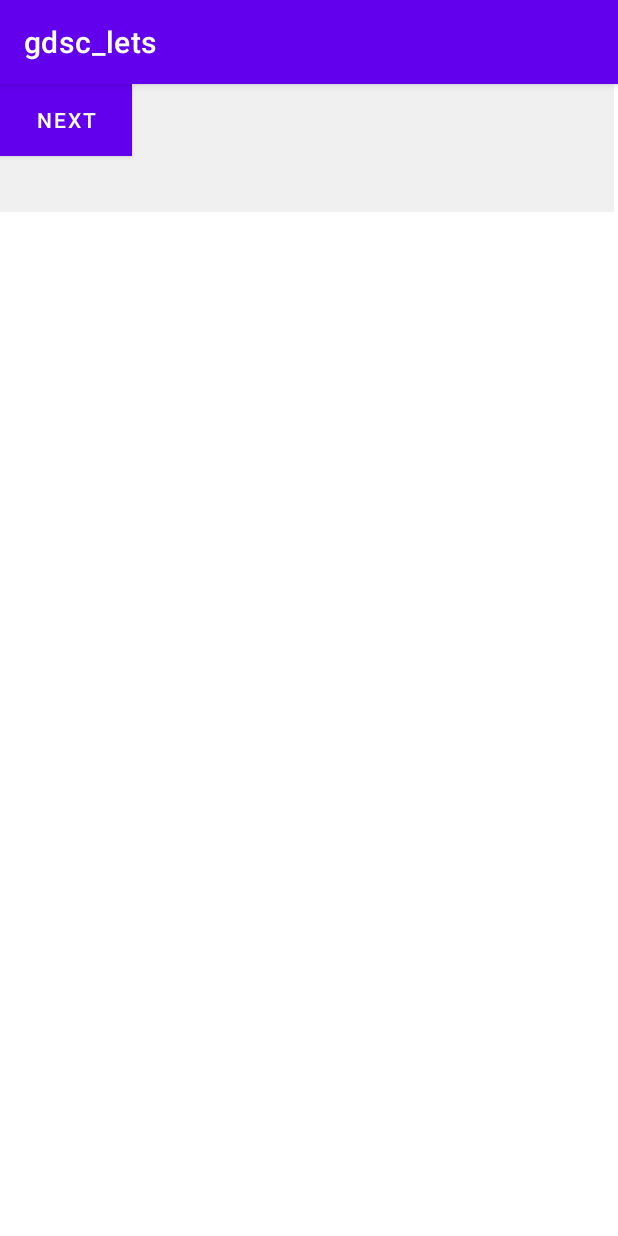
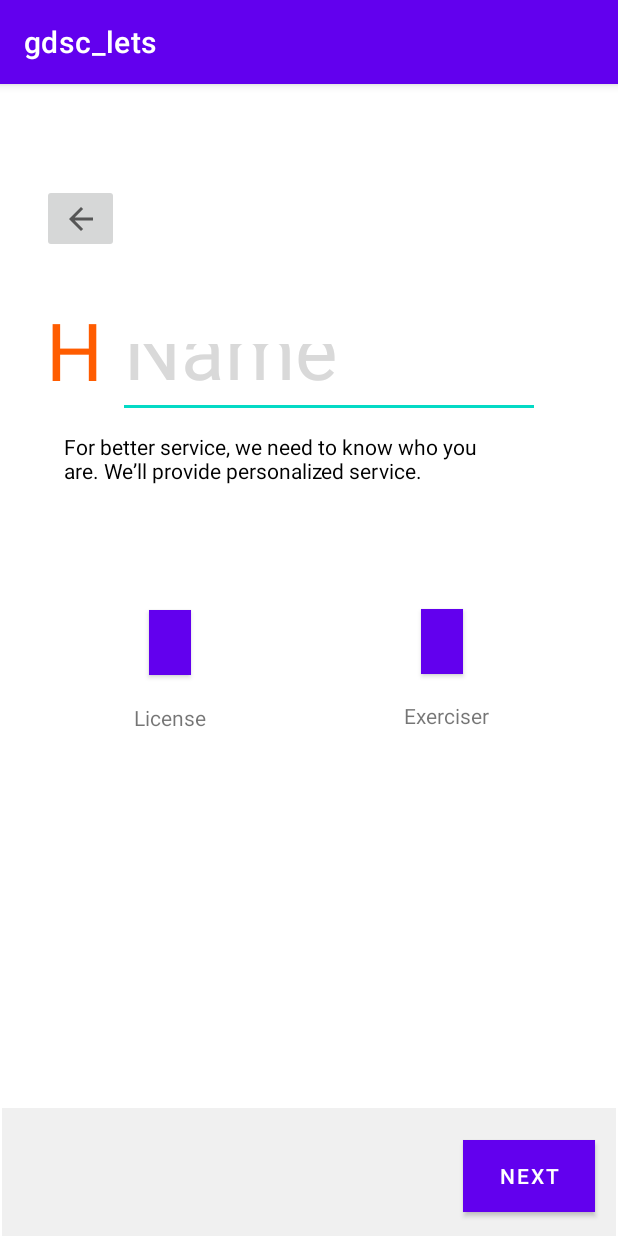
Before and after one commit to Haeji-Cho/gdsc-lets, an Android app: the screen it shows after launch (MainActivity), on a phone screen of 412 x 824 dp. Run offline under Robolectric (Android 15) with nearby library versions, the phone set to English and light mode, and no system bars.

Commit message:
버튼으로 화면 전환

```diff
--- a/app/build.gradle
+++ b/app/build.gradle
@@ -4,12 +4,12 @@ plugins {
 
 android {
     namespace 'com.example.gdsc_lets'
-    compileSdk 32
+    compileSdk 33
 
     defaultConfig {
         applicationId "com.example.gdsc_lets"
         minSdk 21
-        targetSdk 32
+        targetSdk 33
         versionCode 1
         versionName "1.0"
 
--- a/app/src/main/java/com/example/gdsc_lets/MainActivity.java
+++ b/app/src/main/java/com/example/gdsc_lets/MainActivity.java
@@ -2,7 +2,10 @@ package com.example.gdsc_lets;
 
 import androidx.appcompat.app.AppCompatActivity;
 
+import android.content.Intent;
 import android.os.Bundle;
+import android.view.View;
+import android.widget.Button;
 
 public class MainActivity extends AppCompatActivity {
 
@@ -10,5 +13,15 @@ public class MainActivity extends AppCompatActivity {
     protected void onCreate(Bundle savedInstanceState) {
         super.onCreate(savedInstanceState);
         setContentView(R.layout.activity_main);
+
+        Button button5=findViewById(R.id.button5);
+        button5.setOnClickListener(new View.OnClickListener() {
+            @Override
+            public void onClick(View view) {
+                Intent intent=new Intent(getApplicationContext(),MainActivity2.class);
+                startActivity(intent);
+            }
+        });
     }
+
 }
--- a/app/src/main/res/layout/activity_main.xml
+++ b/app/src/main/res/layout/activity_main.xml
@@ -15,28 +15,40 @@
         android:text="Name"
         android:textColor="#D9D9D9"
         android:textSize="80px"
-        tools:layout_editor_absoluteX="90dp"
-        tools:layout_editor_absoluteY="115dp"
+        app:layout_constraintBottom_toTopOf="@+id/textView4"
+        app:layout_constraintEnd_toEndOf="parent"
+        app:layout_constraintHorizontal_bias="0.0"
+        app:layout_constraintStart_toEndOf="@+id/textView3"
+        app:layout_constraintTop_toTopOf="parent"
+        app:layout_constraintVertical_bias="0.945"
         tools:ignore="MissingConstraints" />
 
     <ImageButton
         android:id="@+id/imageButton"
-        android:layout_width="wrap_content"
-        android:layout_height="wrap_content"
+        android:layout_width="51dp"
+        android:layout_height="46dp"
+        android:layout_marginTop="16dp"
+        app:layout_constraintBottom_toTopOf="@+id/editTextTextPersonName"
+        app:layout_constraintEnd_toEndOf="parent"
+        app:layout_constraintHorizontal_bias="0.077"
+        app:layout_constraintStart_toStartOf="parent"
+        app:layout_constraintTop_toTopOf="parent"
         app:srcCompat="?attr/actionModeCloseDrawable"
-        tools:layout_editor_absoluteX="4dp"
-        tools:layout_editor_absoluteY="3dp"
         tools:ignore="MissingConstraints" />
 
     <TextView
         android:id="@+id/textView3"
         android:layout_width="48dp"
         android:layout_height="61dp"
+        android:layout_marginTop="112dp"
         android:text="Hi,"
         android:textColor="#FF5C00"
         android:textSize="80px"
-        tools:layout_editor_absoluteX="42dp"
-        tools:layout_editor_absoluteY="124dp"
+        app:layout_constraintBottom_toTopOf="@+id/textView4"
+        app:layout_constraintEnd_toEndOf="parent"
+        app:layout_constraintHorizontal_bias="0.085"
+        app:layout_constraintStart_toStartOf="parent"
+        app:layout_constraintTop_toTopOf="parent"
         tools:ignore="MissingConstraints" />
 
     <TextView
@@ -46,29 +58,41 @@
         android:text="For better service, we need to know who you
         are. We’ll provide personalized service."
         android:textColor=" #000000"
-        tools:layout_editor_absoluteX="42dp"
-        tools:layout_editor_absoluteY="188dp"
+        app:layout_constraintBottom_toTopOf="@+id/button"
+        app:layout_constraintEnd_toEndOf="parent"
+        app:layout_constraintHorizontal_bias="0.494"
+        app:layout_constraintStart_toStartOf="parent"
+        app:layout_constraintTop_toTopOf="parent"
+        app:layout_constraintVertical_bias="0.856"
         tools:ignore="MissingConstraints" />
 
     <Button
         android:id="@+id/button"
         android:layout_width="142dp"
         android:layout_height="134dp"
+        android:background="#00000000"
         android:text=""
-        android:background="#00000000"
-        tools:layout_editor_absoluteX="42dp"
-        tools:layout_editor_absoluteY="276dp"
+        app:layout_constraintBottom_toBottomOf="parent"
 
+        app:layout_constraintEnd_toEndOf="parent"
+        app:layout_constraintHorizontal_bias="0.156"
+        app:layout_constraintStart_toStartOf="parent"
+        app:layout_constraintTop_toTopOf="parent"
+        app:layout_constraintVertical_bias="0.499"
         tools:ignore="MissingConstraints" />
 
     <Button
         android:id="@+id/button2"
         android:layout_width="142dp"
         android:layout_height="134dp"
+        android:background="#00000000"
         android:text=""
-        android:background="#00000000"
-        tools:layout_editor_absoluteX="226dp"
-        tools:layout_editor_absoluteY="276dp"
+        app:layout_constraintBottom_toBottomOf="parent"
+        app:layout_constraintEnd_toEndOf="parent"
+        app:layout_constraintHorizontal_bias="0.494"
+        app:layout_constraintStart_toEndOf="@+id/button"
+        app:layout_constraintTop_toTopOf="parent"
+        app:layout_constraintVertical_bias="0.499"
         tools:ignore="MissingConstraints" />
 
     <Button
@@ -76,8 +100,11 @@
         android:layout_width="28dp"
         android:layout_height="43dp"
         android:background="@color/black"
-        tools:layout_editor_absoluteX="99dp"
-        tools:layout_editor_absoluteY="303dp"
+        app:layout_constraintBottom_toBottomOf="@+id/button"
+        app:layout_constraintEnd_toEndOf="@+id/button"
+        app:layout_constraintStart_toStartOf="@+id/button"
+        app:layout_constraintTop_toTopOf="@+id/button"
+        app:layout_constraintVertical_bias="0.373"
         tools:ignore="MissingConstraints" />
 
     <Button
@@ -85,8 +112,12 @@
         android:layout_width="28dp"
         android:layout_height="43dp"
         android:background="@color/black"
-        tools:layout_editor_absoluteX="283dp"
-        tools:layout_editor_absoluteY="303dp"
+        app:layout_constraintBottom_toTopOf="@+id/textView6"
+        app:layout_constraintEnd_toEndOf="@+id/button2"
+        app:layout_constraintHorizontal_bias="0.473"
+        app:layout_constraintStart_toStartOf="@+id/button2"
+        app:layout_constraintTop_toTopOf="@+id/button2"
+        app:layout_constraintVertical_bias="0.653"
         tools:ignore="MissingConstraints" />
 
     <TextView
@@ -94,8 +125,10 @@
         android:layout_width="wrap_content"
         android:layout_height="wrap_content"
         android:text="License"
-        tools:layout_editor_absoluteX="90dp"
-        tools:layout_editor_absoluteY="356dp"
+        app:layout_constraintBottom_toBottomOf="@+id/button"
+        app:layout_constraintEnd_toEndOf="@+id/button"
+        app:layout_constraintStart_toStartOf="@+id/button"
+        app:layout_constraintTop_toBottomOf="@+id/button3"
         tools:ignore="MissingConstraints" />
 
     <TextView
@@ -103,8 +136,11 @@
         android:layout_width="wrap_content"
         android:layout_height="wrap_content"
         android:text="Exerciser"
-        tools:layout_editor_absoluteX="265dp"
-        tools:layout_editor_absoluteY="356dp"
+        app:layout_constraintBottom_toBottomOf="@+id/button2"
+        app:layout_constraintEnd_toEndOf="@+id/button2"
+        app:layout_constraintStart_toStartOf="@+id/button2"
+        app:layout_constraintTop_toTopOf="@+id/button2"
+        app:layout_constraintVertical_bias="0.826"
         tools:ignore="MissingConstraints" />
 
     <com.google.android.material.appbar.MaterialToolbar
@@ -114,20 +150,27 @@
         android:background="#F0F0F0"
         android:minHeight="?attr/actionBarSize"
         android:theme="?attr/actionBarTheme"
-        tools:layout_editor_absoluteX="1dp"
-        tools:layout_editor_absoluteY="645dp"
+        app:layout_constraintBottom_toBottomOf="parent"
+        app:layout_constraintEnd_toEndOf="parent"
+        app:layout_constraintStart_toStartOf="parent"
+        app:layout_constraintTop_toTopOf="parent"
+        app:layout_constraintVertical_bias="1.0"
         tools:ignore="MissingConstraints" />
 
     <Button
         android:id="@+id/button5"
         android:layout_width="wrap_content"
         android:layout_height="wrap_content"
+        android:background="#D9D9D9"
+        android:onClick="moveButton"
         android:text="Next"
-        android:background="#D9D9D9"
-        tools:layout_editor_absoluteX="280dp"
-        tools:layout_editor_absoluteY="661dp"
+        app:layout_constraintBottom_toBottomOf="@+id/materialToolbar"
+        app:layout_constraintEnd_toEndOf="parent"
+        app:layout_constraintHorizontal_bias="0.953"
+        app:layout_constraintStart_toStartOf="parent"
+        app:layout_constraintTop_toTopOf="@+id/materialToolbar"
+        app:layout_constraintVertical_bias="0.567"
         tools:ignore="MissingConstraints" />
 
 
-
 </androidx.constraintlayout.widget.ConstraintLayout>
```
Also changed, not shown: app/src/main/java/com/example/gdsc_lets/MainActivity2.java (+13 -0 lines), app/src/main/res/layout/activity_main2.xml (+39 -19 lines).
